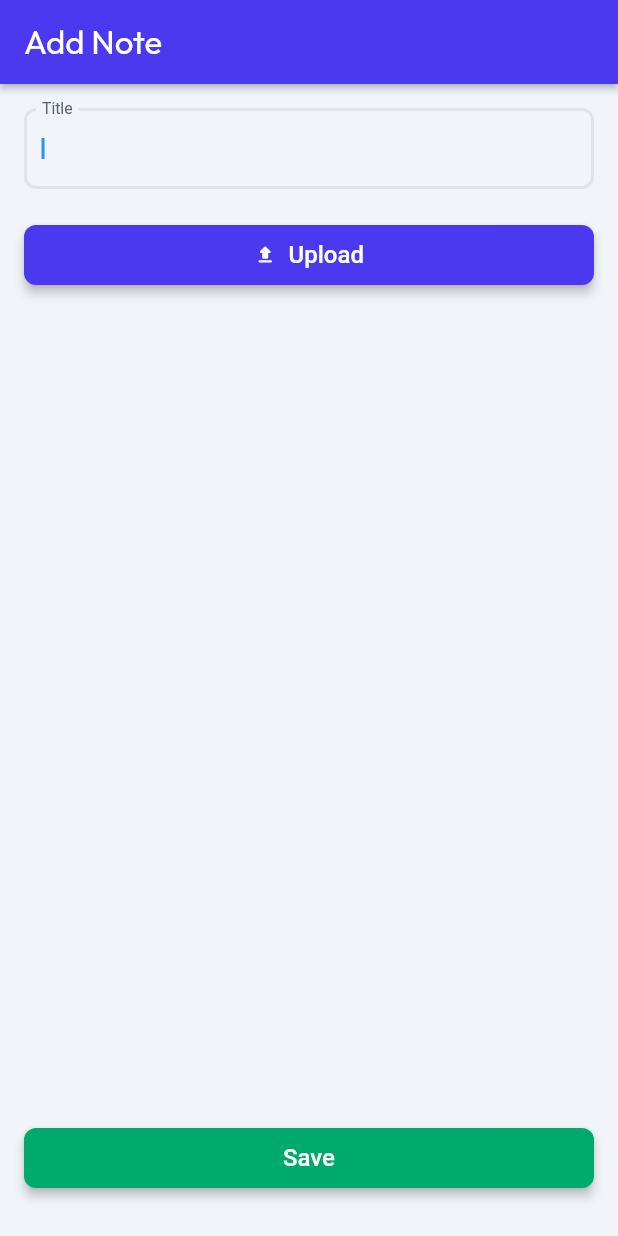
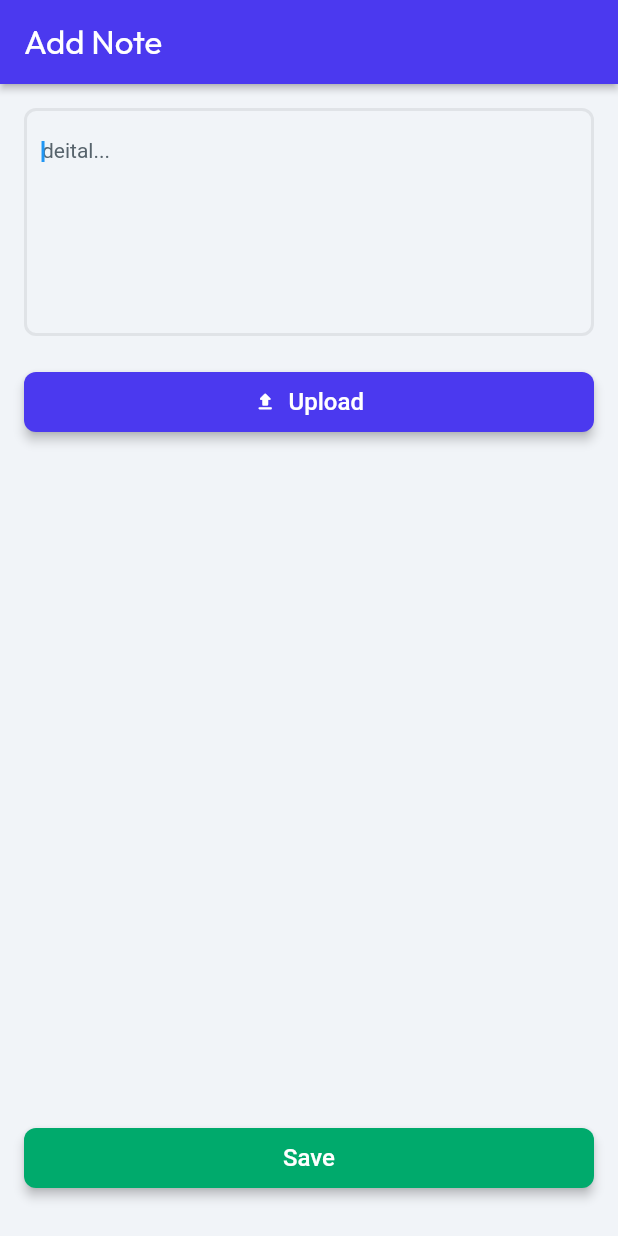
Before and after one commit to darksilver99/mynote, a Flutter app: the AddNotePageWidget screen opened by its route, on a phone screen of 412 x 824 dp. Run offline on Flutter 3.47's test engine with Material 2 defaults, Android fonts, the phone set to English and light mode, and no system bars; drawn by our look-alikes of auto_size_text; our stand-ins replace file_picker, flutter_animate, font_awesome_flutter, from_css_color, go_router, google_fonts and 8 more; missing offline and left inert: json_path, mime_type; accounts and stored records are empty; Roboto replaces fonts that are missing (Readex Pro); statements that could not run were skipped.

Commit message:
Updating to latest FlutterFlow output.

```diff
--- a/lib/add_note_page/add_note_page_widget.dart
+++ b/lib/add_note_page/add_note_page_widget.dart
@@ -80,10 +80,16 @@ class _AddNotePageWidgetState extends State<AddNotePageWidget> {
                           autofocus: true,
                           obscureText: false,
                           decoration: InputDecoration(
-                            labelText: 'Title',
                             labelStyle:
                                 FlutterFlowTheme.of(context).labelMedium,
-                            hintStyle: FlutterFlowTheme.of(context).labelMedium,
+                            hintText: 'deital...',
+                            hintStyle: FlutterFlowTheme.of(context)
+                                .labelMedium
+                                .override(
+                                  fontFamily: 'Readex Pro',
+                                  color: FlutterFlowTheme.of(context)
+                                      .secondaryText,
+                                ),
                             enabledBorder: OutlineInputBorder(
                               borderSide: BorderSide(
                                 color: FlutterFlowTheme.of(context).alternate,
@@ -114,7 +120,7 @@ class _AddNotePageWidgetState extends State<AddNotePageWidget> {
                             ),
                           ),
                           style: FlutterFlowTheme.of(context).bodyMedium,
-                          minLines: 1,
+                          maxLines: 8,
                           validator: _model.textControllerValidator
                               .asValidator(context),
                         ),
```
Also changed, not shown: lib/home_page/home_page_widget.dart (+33 -0 lines), lib/note_detail_page/note_detail_page_widget.dart (+0 -68 lines).
